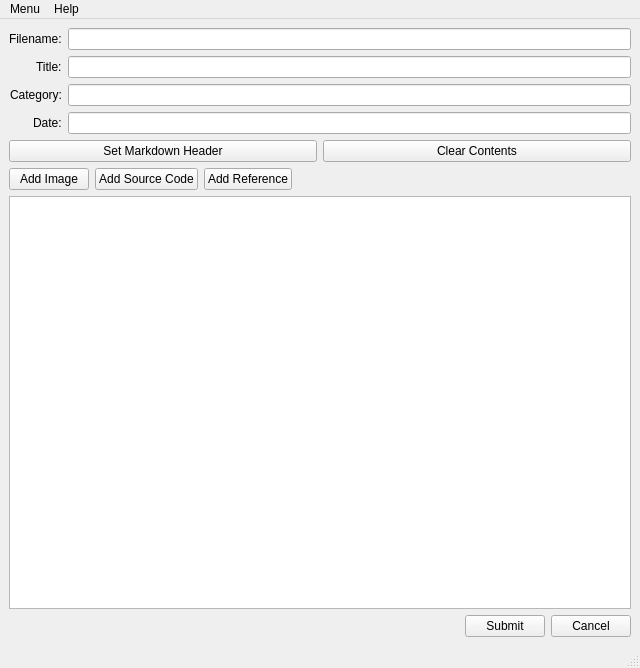
The window that mainwindow.ui (sakusi4/MDWriter) describes before a commit, drawn with Qt 5.
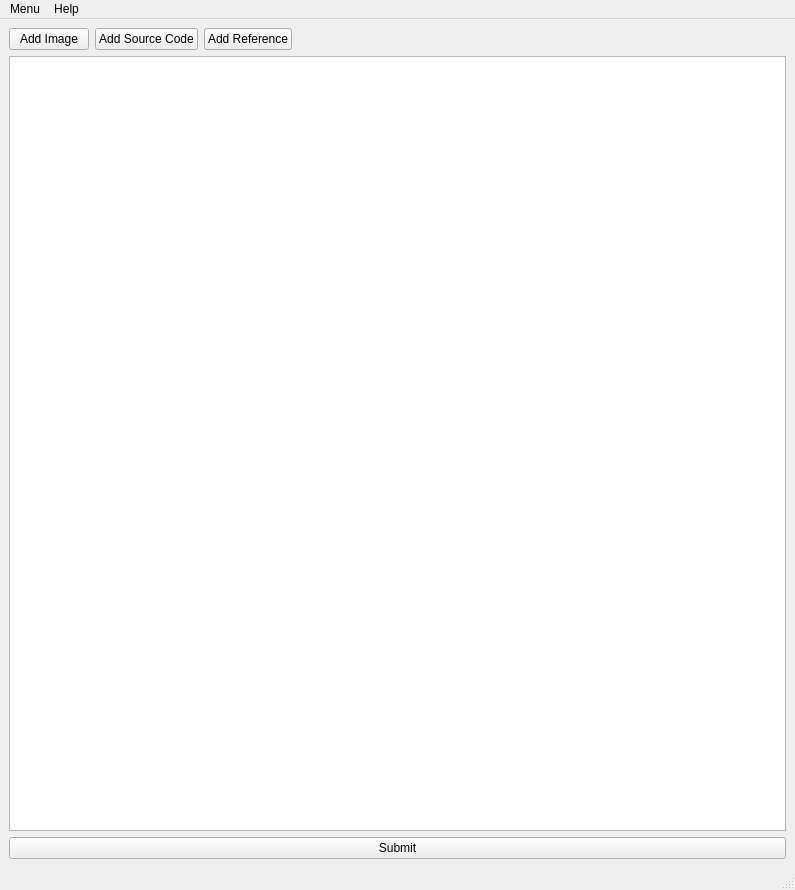
The same window after the commit.

Diff of the .ui file:
```diff
--- a/mainwindow.ui
+++ b/mainwindow.ui
@@ -6,8 +6,8 @@
    <rect>
     <x>0</x>
     <y>0</y>
-    <width>640</width>
-    <height>668</height>
+    <width>795</width>
+    <height>890</height>
    </rect>
   </property>
   <property name="windowTitle">
@@ -20,72 +20,7 @@
       <item>
        <layout class="QVBoxLayout" name="verticalLayout_3">
         <item>
-         <layout class="QFormLayout" name="formLayout">
-          <property name="sizeConstraint">
-           <enum>QLayout::SetDefaultConstraint</enum>
-          </property>
-          <property name="labelAlignment">
-           <set>Qt::AlignRight|Qt::AlignTrailing|Qt::AlignVCenter</set>
-          </property>
-          <item row="0" column="0">
-           <widget class="QLabel" name="label">
-            <property name="text">
-             <string>Filename:</string>
-            </property>
-           </widget>
-          </item>
-          <item row="0" column="1">
-           <widget class="QLineEdit" name="lineEdit_file_name"/>
-          </item>
-          <item row="1" column="0">
-           <widget class="QLabel" name="label_2">
-            <property name="text">
-             <string>Title:</string>
-            </property>
-           </widget>
-          </item>
-          <item row="1" column="1">
-           <widget class="QLineEdit" name="lineEdit_title"/>
-          </item>
-          <item row="2" column="0">
-           <widget class="QLabel" name="label_3">
-            <property name="text">
-             <string>Category:</string>
-            </property>
-           </widget>
-          </item>
-          <item row="2" column="1">
-           <widget class="QLineEdit" name="lineEdit_category"/>
-          </item>
-          <item row="3" column="0">
-           <widget class="QLabel" name="label_4">
-            <property name="text">
-             <string>Date:</string>
-            </property>
-           </widget>
-          </item>
-          <item row="3" column="1">
-           <widget class="QLineEdit" name="lineEdit_date"/>
-          </item>
-         </layout>
-        </item>
-        <item>
-         <layout class="QHBoxLayout" name="horizontalLayout_2">
-          <item>
-           <widget class="QPushButton" name="pushBtn_set_header">
-            <property name="text">
-             <string>Set Markdown Header</string>
-            </property>
-           </widget>
-          </item>
-          <item>
-           <widget class="QPushButton" name="pushBtn_clear_contents">
-            <property name="text">
-             <string>Clear Contents</string>
-            </property>
-           </widget>
-          </item>
-         </layout>
+         <layout class="QHBoxLayout" name="horizontalLayout_2"/>
         </item>
         <item>
          <layout class="QHBoxLayout" name="horizontalLayout">
@@ -137,22 +72,6 @@
         </item>
         <item>
          <layout class="QHBoxLayout" name="horizontalLayout_3">
-          <item>
-           <spacer name="horizontalSpacer">
-            <property name="orientation">
-             <enum>Qt::Horizontal</enum>
-            </property>
-            <property name="sizeType">
-             <enum>QSizePolicy::Expanding</enum>
-            </property>
-            <property name="sizeHint" stdset="0">
-             <size>
-              <width>100</width>
-              <height>20</height>
-             </size>
-            </property>
-           </spacer>
-          </item>
           <item>
            <widget class="QPushButton" name="pushBtn_submit">
             <property name="text">
@@ -160,13 +79,6 @@
             </property>
            </widget>
           </item>
-          <item>
-           <widget class="QPushButton" name="pushBtn_cancel">
-            <property name="text">
-             <string>Cancel</string>
-            </property>
-           </widget>
-          </item>
          </layout>
         </item>
        </layout>
@@ -180,7 +92,7 @@
     <rect>
      <x>0</x>
      <y>0</y>
-     <width>640</width>
+     <width>795</width>
      <height>21</height>
     </rect>
    </property>
```
Left out of the diff: 12 changed lines with no effect on the pictures.
